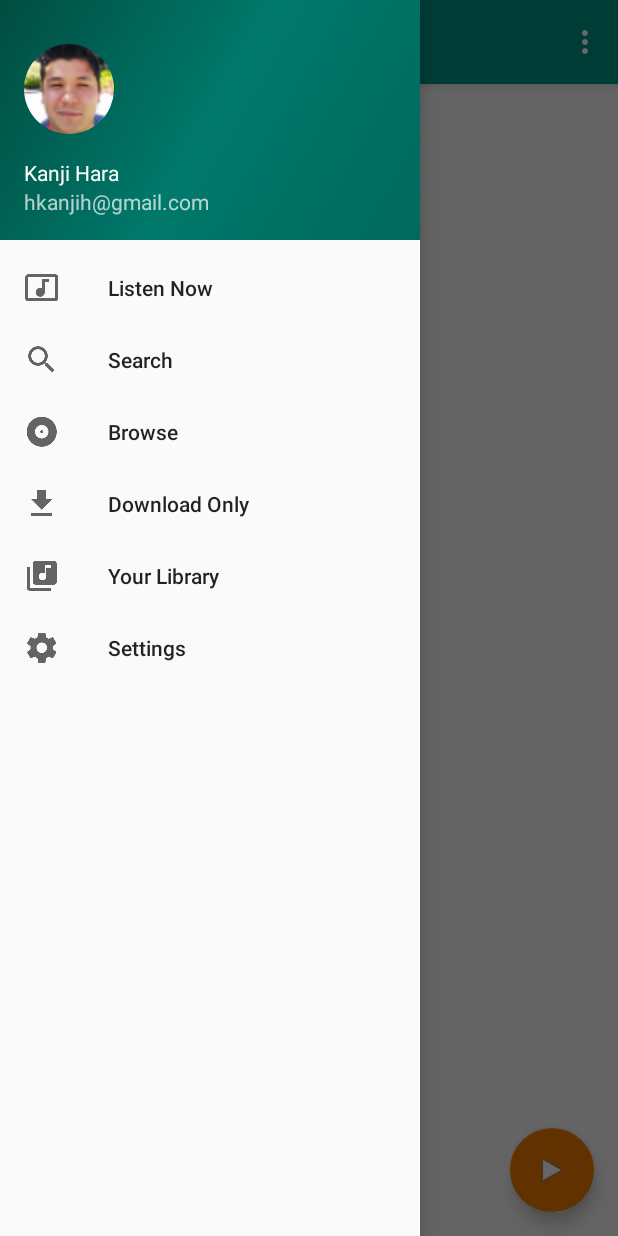
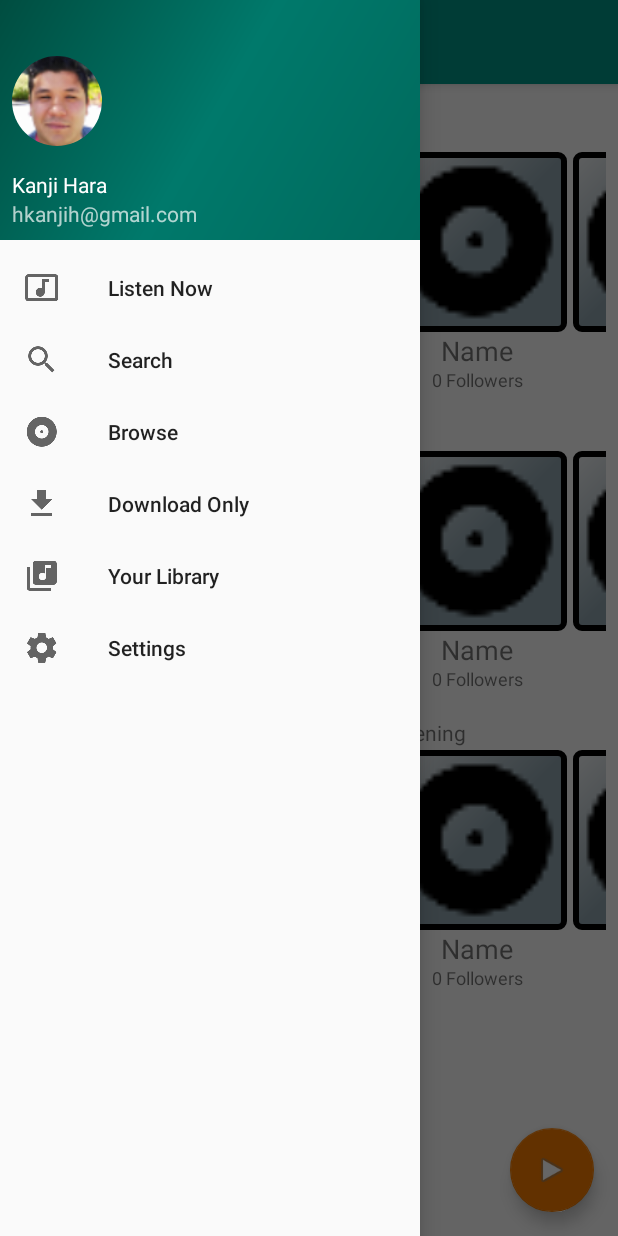
Before and after one commit to kanjih-ciandt/Udacitify, an Android app: the MainActivity screen opened directly, with no data from a screen before it, with the side drawer open, on a phone screen of 412 x 824 dp. Run offline under Robolectric (Android 15) with nearby library versions, the phone set to English and light mode, and no system bars; our stand-ins replace CircleImageView.

Commit message:
implements the players

```diff
--- a/app/build.gradle
+++ b/app/build.gradle
@@ -28,5 +28,6 @@ dependencies {
     compile 'com.android.support:support-v4:24.2.1'
     compile 'com.android.support:design:24.2.1'
     compile 'de.hdodenhof:circleimageview:1.3.0'
+
     testCompile 'junit:junit:4.12'
 }
--- /dev/null
+++ b/app/src/main/res/drawable/card_border.xml
@@ -0,0 +1,13 @@
+<shape xmlns:android="http://schemas.android.com/apk/res/android">
+    <stroke android:width="4dp" android:color="#FF000000" />
+    <padding android:left="7dp" android:top="7dp"
+        android:right="7dp" android:bottom="7dp" />
+    <gradient
+        android:angle="135"
+        android:centerColor="#90A4AE"
+        android:endColor="#ECEFF1"
+        android:startColor="#90A4AE"
+        android:type="linear" />
+    <corners android:radius="4dp" />
+
+</shape>
--- /dev/null
+++ b/app/src/main/res/layout/disc_content.xml
@@ -0,0 +1,43 @@
+<?xml version="1.0" encoding="utf-8"?>
+<RelativeLayout xmlns:android="http://schemas.android.com/apk/res/android"
+    android:orientation="vertical"
+    android:layout_width="120dp"
+    android:layout_height="160dp"
+    android:layout_marginTop="@dimen/disc_margin_top"
+    android:layout_marginLeft="@dimen/disc_margin_left"
+    android:layout_marginRight="@dimen/disc_margin_right"
+    android:layout_marginBottom="@dimen/disc_margin_bottom"
+    >
+    <ImageView
+        android:id="@+id/image_disc"
+        android:layout_width="120dp"
+        android:layout_height="120dp"
+        android:scaleType="fitCenter"
+        android:src="@drawable/card_border"
+       />
+
+    <ImageView
+        android:layout_width="120dp"
+        android:layout_height="120dp"
+        android:scaleType="fitCenter"
+        android:src="@drawable/ic_album_black_24dp"
+
+         />
+    <TextView
+        android:id="@+id/card_name"
+        android:layout_width="match_parent"
+        android:layout_height="wrap_content"
+        android:layout_below="@+id/image_disc"
+        android:textAlignment="center"
+        android:text="@string/disc_title_default"
+        android:textSize="18sp"/>
+    <TextView
+        android:id="@+id/followers_number"
+        android:layout_width="match_parent"
+        android:layout_height="wrap_content"
+        android:layout_alignParentBottom="true"
+        android:textAlignment="center"
+        android:text="@string/disc_follow_default"
+        android:textSize="12sp"/>
+
+</RelativeLayout>
--- a/app/src/main/res/menu/main.xml
+++ b/app/src/main/res/menu/main.xml
@@ -1,9 +1,5 @@
 <?xml version="1.0" encoding="utf-8"?>
 <menu xmlns:android="http://schemas.android.com/apk/res/android"
     xmlns:app="http://schemas.android.com/apk/res-auto">
-    <item
-        android:id="@+id/action_settings"
-        android:orderInCategory="100"
-        android:title="@string/action_settings"
-        app:showAsAction="never" />
+
 </menu>
--- a/app/src/main/res/values/dimens.xml
+++ b/app/src/main/res/values/dimens.xml
@@ -1,9 +1,20 @@
 <resources>
     <!-- Default screen margins, per the Android Design guidelines. -->
-    <dimen name="activity_horizontal_margin">16dp</dimen>
-    <dimen name="activity_vertical_margin">16dp</dimen>
+    <dimen name="activity_horizontal_margin">8dp</dimen>
+    <dimen name="activity_vertical_margin">8dp</dimen>
     <!-- Default screen margins, per the Android Design guidelines. -->
     <dimen name="nav_header_vertical_spacing">16dp</dimen>
     <dimen name="nav_header_height">160dp</dimen>
     <dimen name="fab_margin">16dp</dimen>
+
+    <dimen name="list_margin_top">16dp</dimen>
+    <dimen name="list_margin_left">0dp</dimen>
+    <dimen name="list_margin_right">0dp</dimen>
+    <dimen name="list_margin_bottom">0dp</dimen>
+
+    <dimen name="disc_margin_top">2dp</dimen>
+    <dimen name="disc_margin_left">2dp</dimen>
+    <dimen name="disc_margin_right">2dp</dimen>
+    <dimen name="disc_margin_bottom">2dp</dimen>
+
 </resources>
--- a/build.gradle
+++ b/build.gradle
@@ -15,6 +15,7 @@ buildscript {
 allprojects {
     repositories {
         jcenter()
+
     }
 }
 
```
Also changed, not shown: app/src/main/AndroidManifest.xml (+9 -1 lines), app/src/main/java/com/udacity/udacitify/MainActivity.java (+14 -7 lines), app/src/main/java/com/udacity/udacitify/PlayActivity.java (added, +13 -0 lines), app/src/main/res/layout/activity_play.xml (added, +97 -0 lines), app/src/main/res/layout/content_main.xml (+19 -0 lines), app/src/main/res/layout/disc_content_1.xml (added, +38 -0 lines), app/src/main/res/layout/internal_list_inspired.xml (added, +41 -0 lines), app/src/main/res/layout/internal_list_just_for_you.xml (added, +38 -0 lines), app/src/main/res/layout/internal_list_recently_played.xml (added, +38 -0 lines), app/src/main/res/values/strings.xml (+19 -0 lines).
